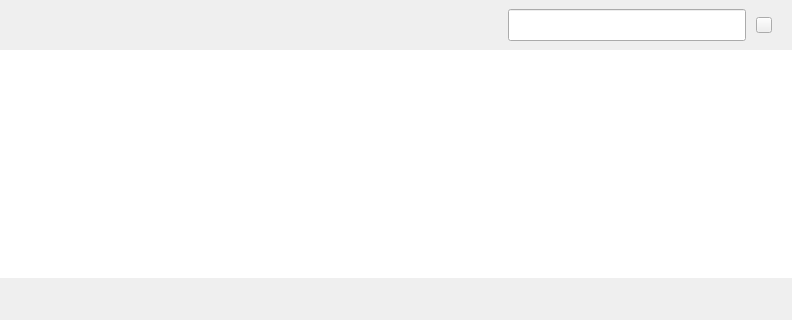
First picture: the form in src/common/common-page.ui, repository openeuler-mirror/ks-scmc-gui, before the edit; both pictures show x 0 to 792 and y 0 to 320 of the 792 by 539 pixel window.
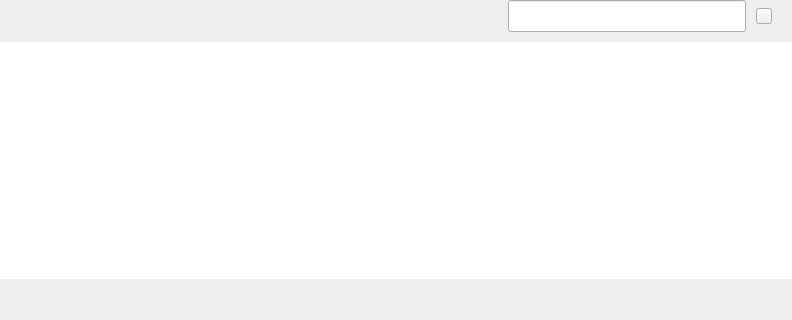
Second picture: the form after the edit.

Patch:
```diff
--- a/src/common/common-page.ui
+++ b/src/common/common-page.ui
@@ -15,7 +15,7 @@
   </property>
   <layout class="QVBoxLayout" name="verticalLayout">
    <property name="spacing">
-    <number>0</number>
+    <number>10</number>
    </property>
    <property name="leftMargin">
     <number>0</number>
@@ -27,20 +27,14 @@
     <number>0</number>
    </property>
    <property name="bottomMargin">
-    <number>20</number>
+    <number>0</number>
    </property>
    <item>
     <widget class="QWidget" name="widget_operate" native="true">
      <property name="minimumSize">
       <size>
        <width>0</width>
-       <height>50</height>
-      </size>
-     </property>
-     <property name="maximumSize">
-      <size>
-       <width>16777215</width>
-       <height>50</height>
+       <height>0</height>
       </size>
      </property>
      <layout class="QHBoxLayout" name="horizontalLayout_2">
```
